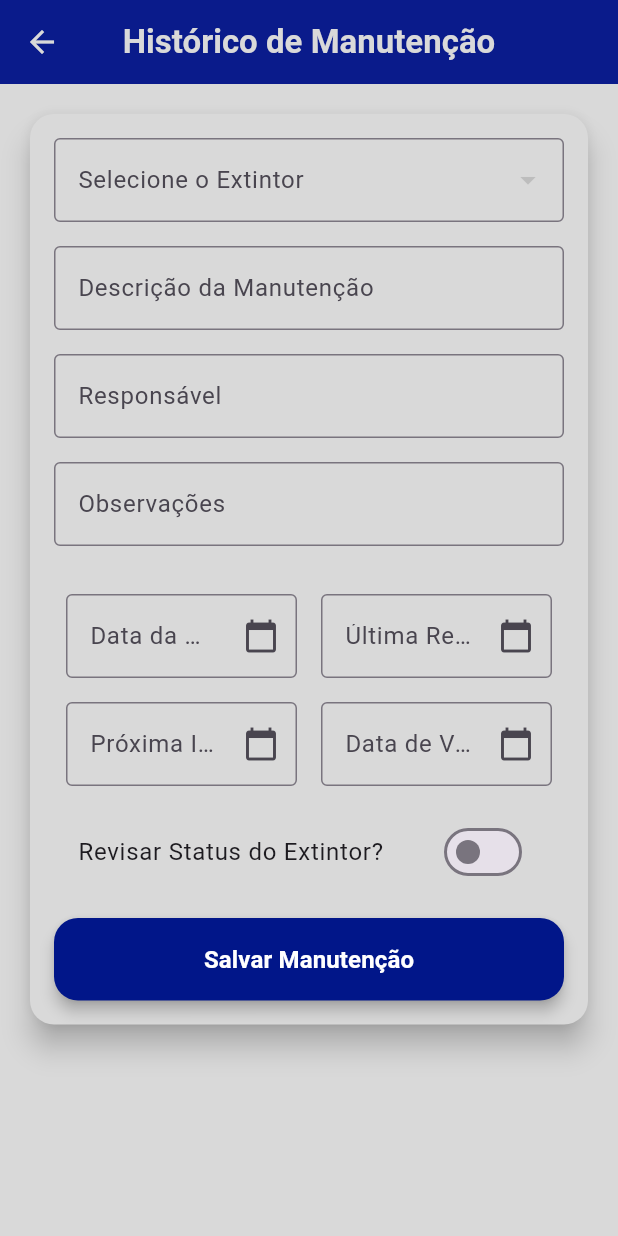
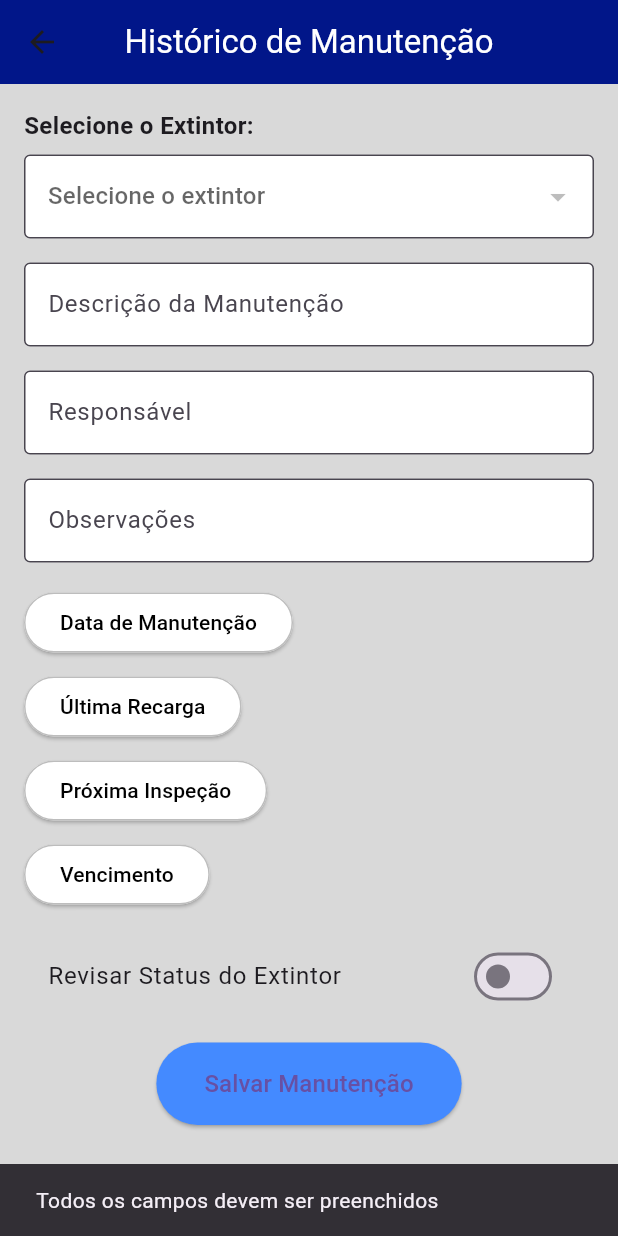
Before and after one commit to febeatriz/app_metro, a Flutter app: the ManutencaoExtintorPage screen opened directly, after a tap on "Salvar Manutenção", on a phone screen of 412 x 824 dp. Run offline on Flutter 3.47's test engine with Material 3 defaults, Android fonts, the phone set to English and light mode, and no system bars; our stand-ins replace image_picker, pdf, printing, qr_flutter, shared_preferences; missing offline and left inert: qr_code_scanner_plus; accounts and stored records are empty; network calls fail.

Commit message:
layout atualizado

```diff
--- a/lib/src/telas/Manutencao_Funcionando.dart
+++ b/lib/src/telas/Manutencao_Funcionando.dart
@@ -1,5 +1,3 @@
-
-
 import 'dart:convert';
 import 'package:flutter/material.dart';
 import 'package:http/http.dart' as http;
@@ -334,7 +332,8 @@ class _ManutencaoExtintorPageState extends State<ManutencaoExtintorPage> {
                 style: ElevatedButton.styleFrom(
                   backgroundColor: Colors.blueAccent,
                   padding: EdgeInsets.symmetric(vertical: 16),
-                  textStyle: TextStyle(fontSize: 16, fontWeight: FontWeight.bold),
+                  textStyle:
+                      TextStyle(fontSize: 16, fontWeight: FontWeight.bold),
                 ),
                 child: Text("Salvar Manutenção"),
               ),
--- a/lib/src/telas/Tela_Manutencao.dart
+++ b/lib/src/telas/Tela_Manutencao.dart
@@ -12,11 +12,10 @@ class _ManutencaoExtintorPageState extends State<ManutencaoExtintorPage> {
   final TextEditingController descricaoController = TextEditingController();
   final TextEditingController responsavelController = TextEditingController();
   final TextEditingController observacoesController = TextEditingController();
-  final TextEditingController manutencaoController = TextEditingController();
-  final TextEditingController recargaController = TextEditingController();
-  final TextEditingController inspecaoController = TextEditingController();
-  final TextEditingController vencimentoController = TextEditingController();
-
+  DateTime? dataManutencao;
+  DateTime? ultimaRecarga;
+  DateTime? proximaInspecao;
+  DateTime? vencimento;
   int? idExtintor;
   bool revisarStatus = false;
 
@@ -38,15 +37,7 @@ class _ManutencaoExtintorPageState extends State<ManutencaoExtintorPage> {
         setState(() {
           extintores = List<Map<String, dynamic>>.from(data['extintores']);
         });
-      } else {
-        ScaffoldMessenger.of(context).showSnackBar(
-          SnackBar(content: Text('Erro ao carregar extintores')),
-        );
       }
-    } else {
-      ScaffoldMessenger.of(context).showSnackBar(
-        SnackBar(content: Text('Erro de comunicação com o servidor')),
-      );
     }
   }
 
@@ -59,46 +50,59 @@ class _ManutencaoExtintorPageState extends State<ManutencaoExtintorPage> {
     );
 
     if (picked != null) {
-      String formattedDate = DateFormat('dd/MM/yyyy').format(picked);
       setState(() {
         switch (tipoData) {
           case 'manutencao':
-            manutencaoController.text = formattedDate;
+            dataManutencao = picked;
             break;
           case 'recarga':
-            recargaController.text = formattedDate;
+            ultimaRecarga = picked;
             break;
           case 'inspecao':
-            inspecaoController.text = formattedDate;
+            proximaInspecao = picked;
             break;
           case 'vencimento':
-            vencimentoController.text = formattedDate;
+            vencimento = picked;
             break;
         }
       });
     }
   }
 
-  Widget _buildDateField(
-      {required String label,
-      required TextEditingController controller,
-      required VoidCallback onTap}) {
-    return Expanded(
-      child: Padding(
-        padding: const EdgeInsets.symmetric(horizontal: 8.0),
-        child: TextField(
-          controller: controller,
-          readOnly: true,
-          decoration: InputDecoration(
-            labelText: label,
-            hintText: 'Selecione a data',
-            suffixIcon: Icon(Icons.calendar_today),
-            border: OutlineInputBorder(),
-          ),
-          onTap: onTap,
-        ),
-      ),
-    );
+  Future<void> _salvarManutencao() async {
+    if (idExtintor == null ||
+        descricaoController.text.isEmpty ||
+        responsavelController.text.isEmpty ||
+        dataManutencao == null ||
+        ultimaRecarga == null ||
+        proximaInspecao == null ||
+        vencimento == null) {
+      ScaffoldMessenger.of(context).showSnackBar(SnackBar(
+        content: Text("Todos os campos devem ser preenchidos"),
+      ));
+      return;
+    }
+
+    final url = Uri.parse('http://localhost:3001/salvar_manutencao');
+    final response = await http.post(url,
+        headers: {'Content-Type': 'application/json'},
+        body: json.encode({
+          'patrimonio': idExtintor,
+          'descricao': descricaoController.text,
+          'responsavel': responsavelController.text,
+          'observacoes': observacoesController.text,
+          'data_manutencao': DateFormat('yyyy-MM-dd').format(dataManutencao!),
+          'ultima_recarga': DateFormat('yyyy-MM-dd').format(ultimaRecarga!),
+          'proxima_inspecao': DateFormat('yyyy-MM-dd').format(proximaInspecao!),
+          'data_vencimento': DateFormat('yyyy-MM-dd').format(vencimento!),
+          'revisar_status': revisarStatus,
+        }));
+
+    if (response.statusCode == 200) {
+      ScaffoldMessenger.of(context).showSnackBar(SnackBar(
+        content: Text("Manutenção salva com sucesso!"),
+      ));
+    }
   }
 
   @override
@@ -106,99 +110,62 @@ class _ManutencaoExtintorPageState extends State<ManutencaoExtintorPage> {
     return Scaffold(
       backgroundColor: const Color(0xFFD9D9D9),
       appBar: AppBar(
-        title: Text(
+        title: const Text(
           "Histórico de Manutenção",
-          style: TextStyle(
-            fontWeight: FontWeight.bold,
-            color: Color(0xFFD9D9D9),
+          style: TextStyle(color: Colors.white),
         ),
+        centerTitle: true,
+        backgroundColor: const Color(0xFF011689),
       ),
-        backgroundColor: const Color(0xFF011689),
-        centerTitle: true,
-        elevation: 4,
-        iconTheme: const IconThemeData(color: Color(0xFFD9D9D9)),
+      body: Padding(
+        padding: const EdgeInsets.all(16.0),
+        child: SingleChildScrollView(
+          child: Column(
+            crossAxisAlignment: CrossAxisAlignment.start,
+            children: [
+              const Text(
+                "Selecione o Extintor:",
+                style: TextStyle(fontSize: 16, fontWeight: FontWeight.bold),
               ),
-      body: SingleChildScrollView(
-        padding: const EdgeInsets.all(16.0),
-        child: Card(
-          color: Color(0xFFD9D9D9),
-          shape: RoundedRectangleBorder(
-            borderRadius: BorderRadius.circular(16.0),
+              const SizedBox(height: 8),
+              DropdownButtonFormField<int>(
+                value: idExtintor,
+                decoration: InputDecoration(
+                  border: OutlineInputBorder(),
+                  filled: true,
+                  fillColor: Colors.white,
                 ),
-          elevation: 8,
-          child: Padding(
-            padding: const EdgeInsets.all(16.0),
-            child: Column(
-              crossAxisAlignment: CrossAxisAlignment.stretch,
-              children: [
-                DropdownButtonFormField<int>(
-                  decoration: InputDecoration(
-                    labelText: "Selecione o Extintor",
-                    border: OutlineInputBorder(),
-                  ),
-                  value: idExtintor,
-                  onChanged: (int? newValue) {
-                    setState(() {
-                      idExtintor = newValue;
-                    });
-                  },
+                hint: const Text("Selecione o extintor"),
                 items: extintores.map((extintor) {
                   return DropdownMenuItem<int>(
                     value: extintor['Patrimonio'],
                     child: Text('Extintor ${extintor['Patrimonio']}'),
                   );
                 }).toList(),
+                onChanged: (int? value) {
+                  setState(() {
+                    idExtintor = value;
+                  });
+                },
               ),
-                SizedBox(height: 16),
-                ...[descricaoController, responsavelController, observacoesController]
-                    .map((controller) => Padding(
-                          padding: const EdgeInsets.only(bottom: 16.0),
-                          child: TextField(
-                            controller: controller,
-                            decoration: InputDecoration(
-                              labelText: controller == descricaoController
-                                  ? "Descrição da Manutenção"
-                                  : controller == responsavelController
-                                      ? "Responsável"
-                                      : "Observações",
-                              border: OutlineInputBorder(),
-                            ),
-                          ),
-                        ))
-                    .toList(),
-                SizedBox(height: 16),
-                Row(
-                  children: [
-                    _buildDateField(
-                      label: "Data da Manutenção",
-                      controller: manutencaoController,
-                      onTap: () => _selecionarData(context, 'manutencao'),
-                    ),
-                    _buildDateField(
-                      label: "Última Recarga",
-                      controller: recargaController,
-                      onTap: () => _selecionarData(context, 'recarga'),
-                    ),
-                  ],
-                ),
-                SizedBox(height: 16),
-                Row(
-                  children: [
-                    _buildDateField(
-                      label: "Próxima Inspeção",
-                      controller: inspecaoController,
-                      onTap: () => _selecionarData(context, 'inspecao'),
-                    ),
-                    _buildDateField(
-                      label: "Data de Vencimento",
-                      controller: vencimentoController,
-                      onTap: () => _selecionarData(context, 'vencimento'),
-                    ),
-                  ],
-                ),
-                SizedBox(height: 16),
+              const SizedBox(height: 16),
+              _buildTextField(descricaoController, "Descrição da Manutenção"),
+              const SizedBox(height: 16),
+              _buildTextField(responsavelController, "Responsável"),
+              const SizedBox(height: 16),
+              _buildTextField(observacoesController, "Observações"),
+              const SizedBox(height: 16),
+              _buildDateButton(
+                  "Data de Manutenção", dataManutencao, 'manutencao'),
+              const SizedBox(height: 8),
+              _buildDateButton("Última Recarga", ultimaRecarga, 'recarga'),
+              const SizedBox(height: 8),
+              _buildDateButton("Próxima Inspeção", proximaInspecao, 'inspecao'),
+              const SizedBox(height: 8),
+              _buildDateButton("Vencimento", vencimento, 'vencimento'),
+              const SizedBox(height: 16),
               SwitchListTile(
-                  title: Text("Revisar Status do Extintor?"),
+                title: const Text("Revisar Status do Extintor"),
                 value: revisarStatus,
                 onChanged: (bool value) {
                   setState(() {
@@ -206,29 +173,50 @@ class _ManutencaoExtintorPageState extends State<ManutencaoExtintorPage> {
                   });
                 },
               ),
-                SizedBox(height: 16),
-                ElevatedButton(
-                  onPressed: () {
-                    // Coloque sua função de salvar aqui.
-                  },
+              const SizedBox(height: 16),
+              Center(
+                child: ElevatedButton(
+                  onPressed: _salvarManutencao,
                   style: ElevatedButton.styleFrom(
-                    backgroundColor: const Color(0xFF011689), // Cor de fundo.
-                    foregroundColor: Colors.white, // Cor do texto.
-                    shape: RoundedRectangleBorder(
-                      borderRadius: BorderRadius.circular(16.0), // Bordas arredondadas.
-                    ),
-                    padding: const EdgeInsets.symmetric(vertical: 16.0, horizontal: 24.0),
-                    elevation: 4,
+                    backgroundColor: Colors.blueAccent,
+                    padding: const EdgeInsets.symmetric(
+                        horizontal: 32, vertical: 16),
                   ),
                   child: const Text(
                     "Salvar Manutenção",
-                    style: TextStyle(fontWeight: FontWeight.bold, fontSize: 16),
+                    style: TextStyle(fontSize: 16),
+                  ),
                 ),
               ),
             ],
           ),
         ),
       ),
+    );
+  }
+
+  Widget _buildTextField(TextEditingController controller, String labelText) {
+    return TextField(
+      controller: controller,
+      decoration: InputDecoration(
+        labelText: labelText,
+        border: OutlineInputBorder(),
+        filled: true,
+        fillColor: Colors.white,
+      ),
+    );
+  }
+
+  Widget _buildDateButton(String label, DateTime? date, String tipoData) {
+    return ElevatedButton(
+      style: ElevatedButton.styleFrom(
+        backgroundColor: Colors.white,
+        foregroundColor: Colors.black,
+        side: BorderSide(color: Colors.grey.shade400),
+      ),
+      onPressed: () => _selecionarData(context, tipoData),
+      child: Text(
+        date == null ? label : DateFormat('dd/MM/yyyy').format(date),
       ),
     );
   }
```
Also changed, not shown: pubspec.lock, 1 other file. Lines whose indentation alone changed are shown as unchanged.
